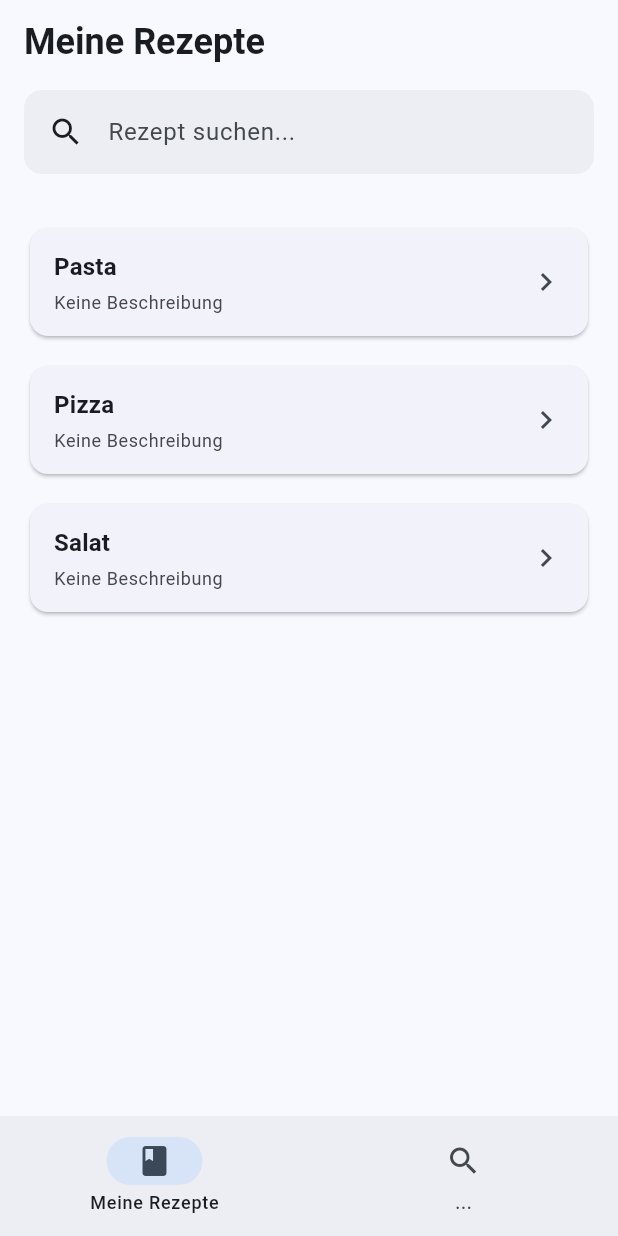
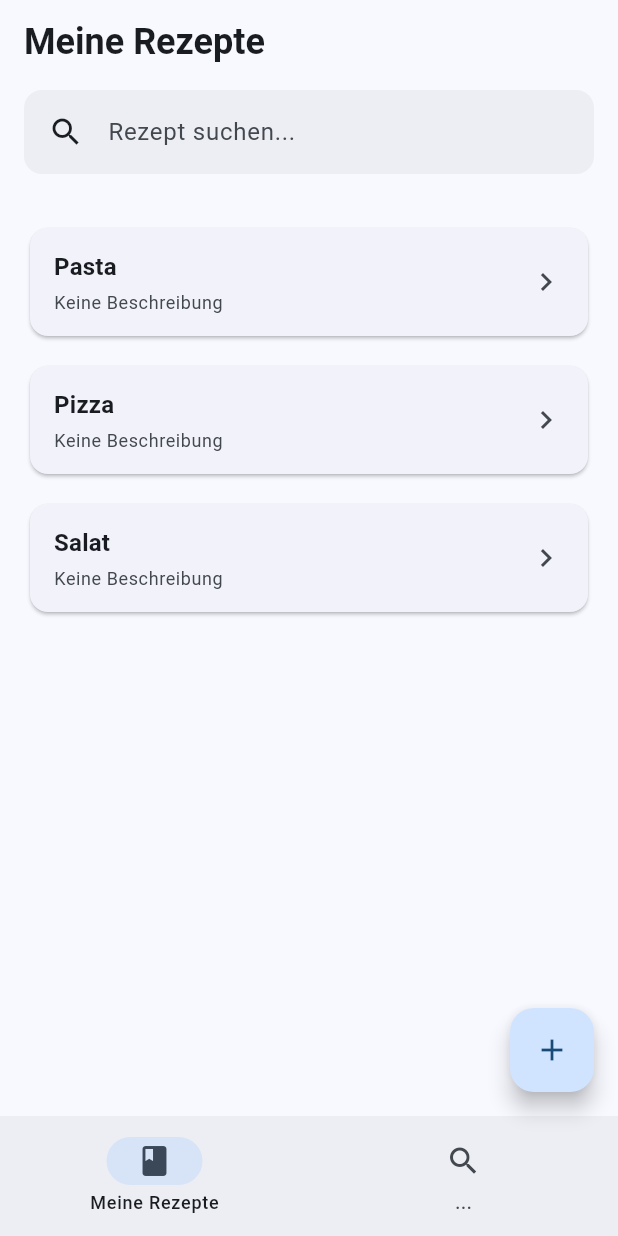
Before and after one commit to devMatrix0815/recipio, a Flutter app: the screen it shows after launch, on a phone screen of 412 x 824 dp. Run offline on Flutter 3.47's test engine with Material 3 defaults, Android fonts, the phone set to English and light mode, and no system bars.

Commit message:
Add floating action button to add recipes

```diff
--- a/lib/main.dart
+++ b/lib/main.dart
@@ -170,6 +170,11 @@ class _MyRecipesState extends State<MyRecipes> {
           NavigationDestination(icon: Icon(Icons.search), label: '...'),
         ],
       ),
+
+      floatingActionButton: FloatingActionButton(
+        onPressed: () => debugPrint('Add recipe.'),
+        child: const Icon(Icons.add),
+      ),
     );
   }
 }
```
